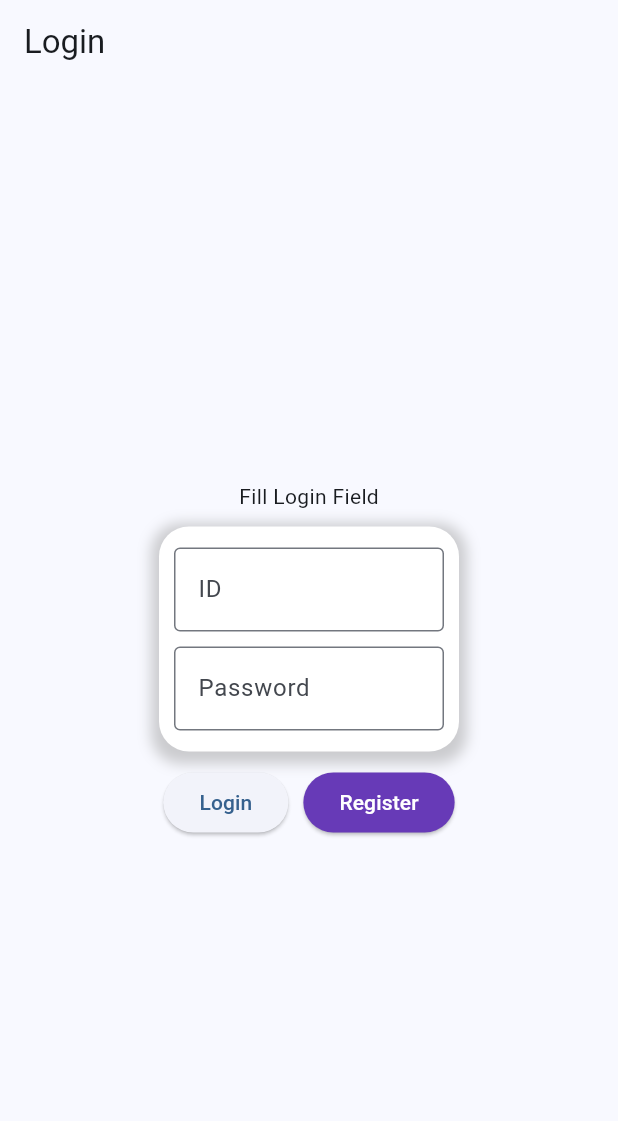
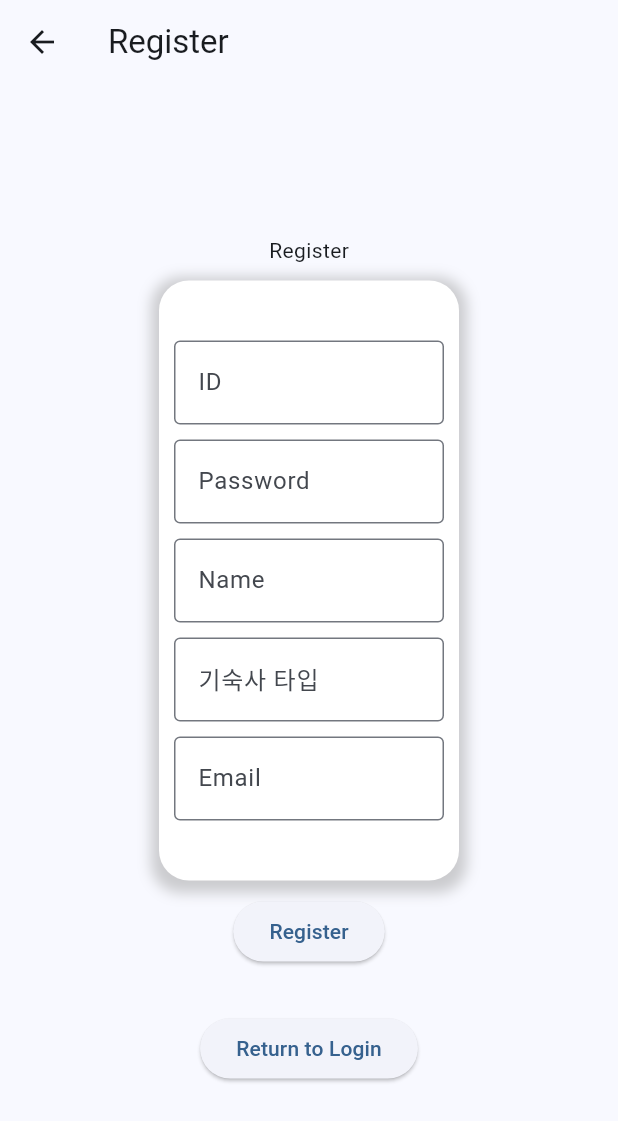
Before and after one commit to Doubtagain/study-frontend, a Flutter app: the screen it shows after launch, after a tap on "Register", on a phone screen of 412 x 824 dp. Shown: the top 1121 px of the screen. Run offline on Flutter 3.47's test engine with Material 3 defaults, Android fonts, the phone set to English and light mode, and no system bars; missing offline and left inert: passwordfield.

Commit message:
Add Register Function with Backend

```diff
--- a/lib/login.dart
+++ b/lib/login.dart
@@ -1,5 +1,6 @@
 import 'package:flutter/material.dart';
 import 'package:passwordfield/passwordfield.dart';
+import 'package:study_frontend/register.dart';
 
 class loginPage extends StatefulWidget {
   const loginPage({super.key});
@@ -13,8 +14,6 @@ class _loginPageState extends State<loginPage> {
   String _password = '';
   final _idEditingController = TextEditingController();
   final _pwdEditingController = TextEditingController();
-
-
 
   @override
   Widget build(BuildContext context) {
@@ -84,6 +83,8 @@ class _loginPageState extends State<loginPage> {
                       foregroundColor: Colors.white,
                     ), onPressed: () {
                       print("Register Button Pressed");
+                      Navigator.push(context, MaterialPageRoute(builder: (context) => const RegisterPage())
+                      );
                   }, child: Text("Register"))
                 ],
               )
--- /dev/null
+++ b/lib/register.dart
@@ -0,0 +1,202 @@
+import 'dart:convert';
+
+import 'package:flutter/material.dart';
+import 'package:http/http.dart' as http;
+
+class RegisterPage extends StatefulWidget {
+  const RegisterPage({super.key});
+
+  @override
+  State<RegisterPage> createState() => _RegisterPageState();
+}
+
+class _RegisterPageState extends State<RegisterPage> {
+  //PopUp for Register
+  _showRegisterErrorDialog(BuildContext contexts) async {
+    if(_id == '' || _password == '' || _name == '' || _univHouseType == '' || _email == '') {
+      showDialog(
+        context: context,
+        barrierDismissible: false,
+        builder: (BuildContext context) {
+          return AlertDialog(
+            content: Text('Please Fill ID, PWD, NAME, 기숙사, Email'),
+            actions: [
+              Center(
+                child: ElevatedButton(onPressed: () {
+                  Navigator.of(context, rootNavigator: true).pop();
+                  }, child: Text('Return to Register')),
+              )
+            ],
+          );
+        }
+      );
+    } else {
+      var memberdata = {
+        "loginId" : _id,
+        "password": _password,
+        "name": _name,
+        "univHouseType": _univHouseType,
+        "email": _email,
+      };
+
+      var body = jsonEncode(memberdata);
+
+      http.Response _res = await http.post(Uri.parse("http://192.168.0.72:8080/api/member/signup"),
+          headers: {"Content-Type" : 'application/json'},
+          body: body
+      );
+      print(_res.statusCode);
+      print(_res.body);
+
+      if (_res.statusCode == 200) {
+        showDialog(
+            context: context,
+            barrierDismissible: false,
+            builder: (BuildContext ctx) {
+              return AlertDialog(
+                content: Text('Success to Login'),
+                actions: [
+                  Center(
+                    child: ElevatedButton(onPressed: () {
+                      Navigator.of(context, rootNavigator: true).pop();
+                      Navigator.pop(contexts);
+                    }, child: Text('Return to Login')),
+                  )
+                ],
+              );
+            });
+      } else {
+        showDialog(
+            context: context,
+            barrierDismissible: false,
+            builder: (BuildContext ctx) {
+              return AlertDialog(
+                content: Text('Failed to Register'),
+                actions: [
+                  Center(
+                    child: ElevatedButton(onPressed: () {
+                      Navigator.of(context, rootNavigator: true).pop();
+                    }, child: Text('ok')),
+                  )
+                ],
+              );
+            });
+      }
+
+    }
+  }
+
+  String _id = '';
+  String _password = '';
+  String _name = '';
+  String _univHouseType = '';
+  String _email = '';
+  final _idEditingController = TextEditingController();
+  final _pwdEditingController = TextEditingController();
+  final _nameEditingController = TextEditingController();
+  final _univHouseTypeEditingController = TextEditingController();
+  final _emailEditingController = TextEditingController();
+
+  Map<String, dynamic>? apiResult;
+
+  @override
+  Widget build(BuildContext context) {
+    return Scaffold(
+      appBar: AppBar(title: Text('Register'),),
+      body: Center(
+        child: SingleChildScrollView(
+          child: Column(
+            mainAxisAlignment: MainAxisAlignment.center,
+            children: [
+              Text('Register'),
+              Container(
+                margin: EdgeInsets.all(10),
+                padding: EdgeInsets.all(10),
+                width: 200,
+                height: 400,
+                decoration: BoxDecoration(
+                    color: Colors.white,
+                    borderRadius: BorderRadius.circular(20),
+                    boxShadow: [
+                      BoxShadow(
+                        color: Colors.grey.withOpacity(0.5),
+                        spreadRadius: 5,
+                        blurRadius: 7,
+                        offset: Offset(0, 3),
+                      )
+                    ]
+                ),
+                child: Column(
+                  mainAxisAlignment: MainAxisAlignment.center,
+                  children: [
+                    TextField(
+                      controller: _idEditingController,
+                      decoration: InputDecoration(
+                          labelText: 'ID',
+                          border: OutlineInputBorder()
+                      ),
+                      onChanged: (id) {
+                        _id = id;
+                      },
+                    ),
+                    SizedBox(height: 10,),
+                    TextField(
+                      controller: _pwdEditingController,
+                      decoration: InputDecoration(
+                          labelText: 'Password',
+                          border: OutlineInputBorder()
+                      ),
+                      onChanged: (password) {
+                        _password = password;
+                      },
+                    ),
+                    SizedBox(height: 10,),
+                    TextField(
+                      controller: _nameEditingController,
+                      decoration: InputDecoration(
+                          labelText: 'Name',
+                          border: OutlineInputBorder()
+                      ),
+                      onChanged: (name) {
+                        _name = name;
+                      },
+                    ),
+                    SizedBox(height: 10,),
+                    TextField(
+                      controller: _univHouseTypeEditingController,
+                      decoration: InputDecoration(
+                          labelText: '기숙사 타입',
+                          border: OutlineInputBorder()
+                      ),
+                      onChanged: (univHouseType) {
+                        _univHouseType = univHouseType;
+                      },
+                    ),
+                    SizedBox(height: 10,),
+                    TextField(
+                      controller: _emailEditingController,
+                      decoration: InputDecoration(
+                          labelText: 'Email',
+                          border: OutlineInputBorder()
+                      ),
+                      onChanged: (email) {
+                        _email = email;
+                      },
+                    ),
+                  ],
+                ),
+              ),
+              ElevatedButton(onPressed: () async{
+                await _showRegisterErrorDialog(context);
+              }, child: Text("Register")),
+              SizedBox(height: 30,),
+              ElevatedButton(onPressed: () {
+                Navigator.pop(context);
+              }, child: Text("Return to Login")),
+            ],
+          ),
+        ),
+      ),
+    );
+  }
+}
--- a/pubspec.yaml
+++ b/pubspec.yaml
@@ -35,6 +35,8 @@ dependencies:
   # Use with the CupertinoIcons class for iOS style icons.
   cupertino_icons: ^1.0.8
   passwordfield: ^0.2.0
+  http: ^1.3.0
+  test: ^1.25.15
 
 dev_dependencies:
   flutter_test:
```
Also changed, not shown: pubspec.lock.
